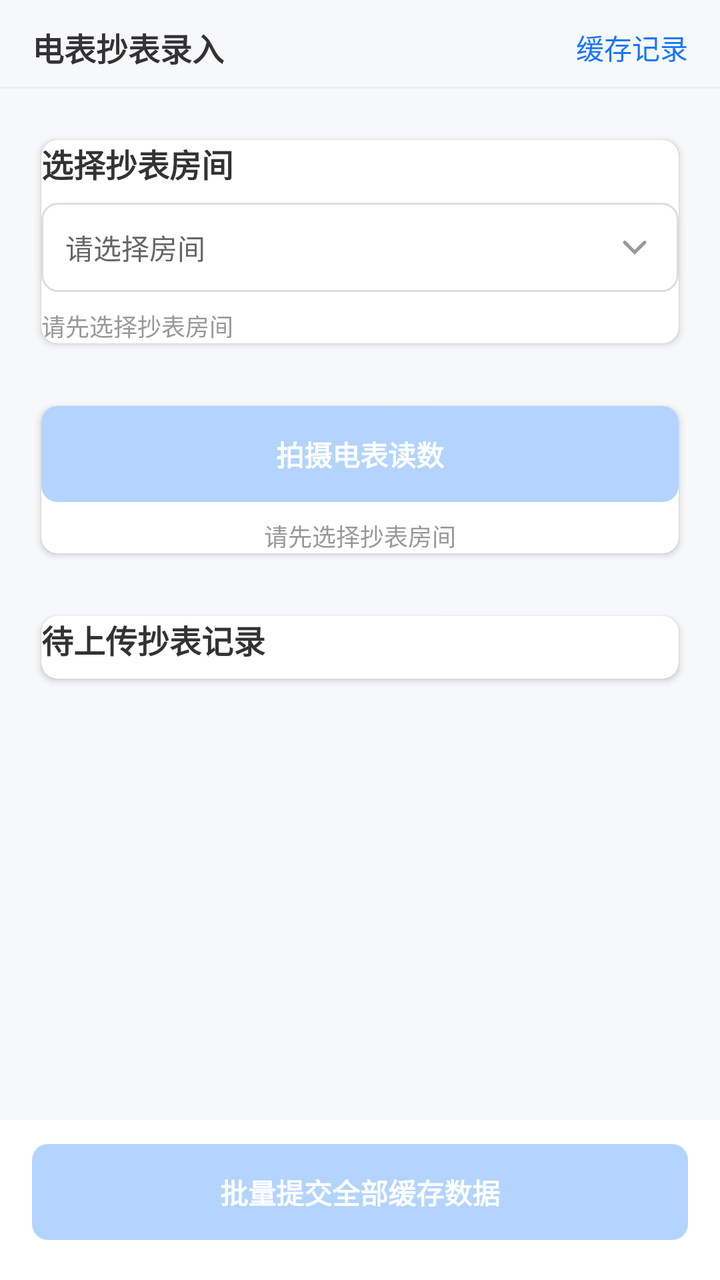
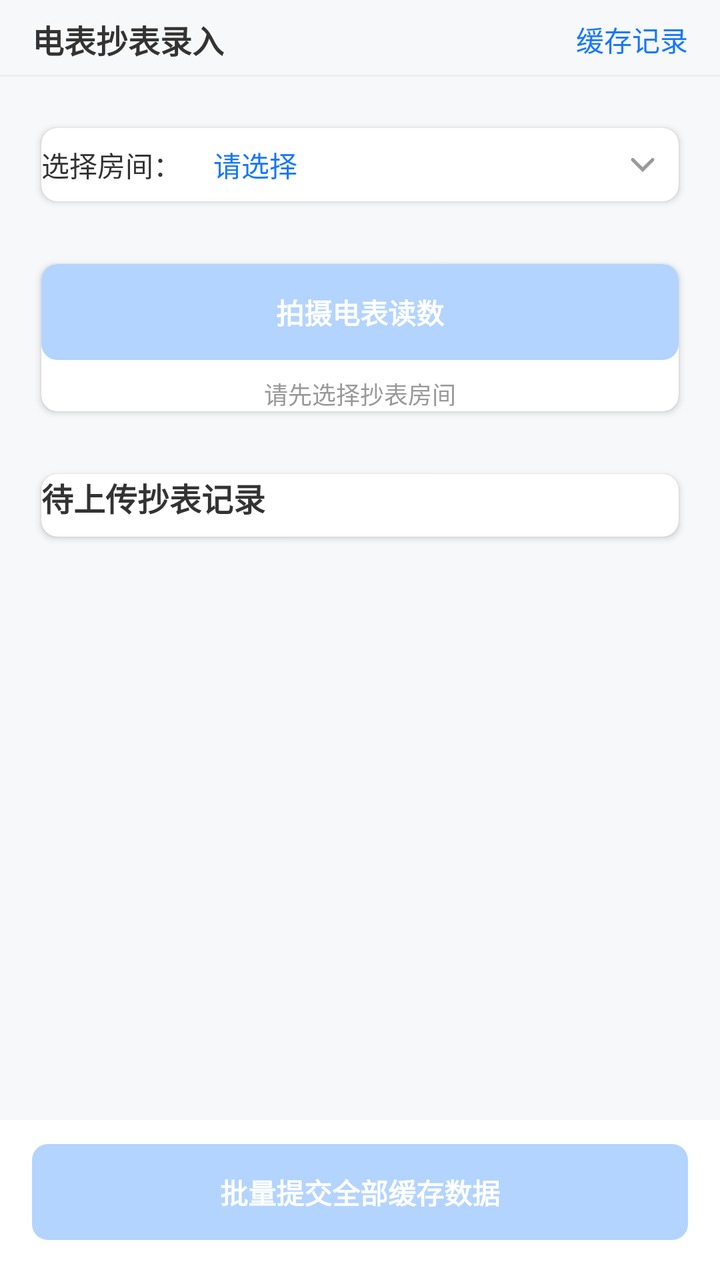

Before-and-after screenshots of an Android layout around one commit, followed by the original layout XML and the change that was made.
<!-- AndroidManifest.xml: application theme Theme.AppCompat.Light -->
<!-- res/layout/fragment_meter_input.xml -->
<?xml version="1.0" encoding="utf-8"?>
<LinearLayout xmlns:android="http://schemas.android.com/apk/res/android"
    xmlns:app="http://schemas.android.com/apk/res-auto"
    android:layout_width="match_parent"
    android:layout_height="match_parent"
    android:orientation="vertical"
    android:background="@color/bg_page">

    
    <FrameLayout
        android:layout_width="match_parent"
        android:layout_height="wrap_content"
        android:paddingStart="@dimen/padding_page"
        android:paddingEnd="@dimen/padding_page"
        android:paddingTop="12dp"
        android:paddingBottom="8dp"
        android:background="@color/bg_page">

        <TextView
            android:layout_width="wrap_content"
            android:layout_height="wrap_content"
            android:layout_gravity="center_vertical"
            android:text="电表抄表录入"
            style="@style/TextTitle" />

        <TextView
            android:id="@+id/btn_cached"
            android:layout_width="wrap_content"
            android:layout_height="wrap_content"
            android:layout_gravity="center_vertical|end"
            android:text="缓存记录"
            android:textColor="@color/primary_blue"
            android:textSize="14sp" />

    </FrameLayout>

    <View
        android:layout_width="match_parent"
        android:layout_height="1dp"
        android:background="@color/divider" />

    
    <ScrollView
        android:layout_width="match_parent"
        android:layout_height="0dp"
        android:layout_weight="1"
        android:paddingStart="@dimen/padding_page"
        android:paddingEnd="@dimen/padding_page"
        android:paddingTop="@dimen/space_card_vertical">

        <LinearLayout
            android:layout_width="match_parent"
            android:layout_height="wrap_content"
            android:orientation="vertical">

            
            <androidx.cardview.widget.CardView
                android:layout_width="match_parent"
                android:layout_height="wrap_content"
                style="@style/CardStyle"
                android:layout_marginBottom="@dimen/space_card_vertical">

                <LinearLayout
                    android:layout_width="match_parent"
                    android:layout_height="wrap_content"
                    android:orientation="vertical">

                    <TextView
                        android:layout_width="wrap_content"
                        android:layout_height="wrap_content"
                        android:text="选择抄表房间"
                        style="@style/TextTitle"
                        android:layout_marginBottom="@dimen/space_small" />

                    <TextView
                        android:id="@+id/tv_selected_room"
                        android:layout_width="match_parent"
                        android:layout_height="wrap_content"
                        android:text="请选择房间"
                        style="@style/TextBody"
                        android:padding="12dp"
                        android:background="@drawable/bg_input"
                        android:drawableEnd="@drawable/ic_arrow_down"
                        android:drawablePadding="8dp" />

                    <TextView
                        android:id="@+id/tv_room_hint"
                        android:layout_width="wrap_content"
                        android:layout_height="wrap_content"
                        android:text="请先选择抄表房间"
                        style="@style/TextSmall"
                        android:layout_marginTop="@dimen/space_small" />

                </LinearLayout>
            </androidx.cardview.widget.CardView>

            
            <androidx.cardview.widget.CardView
                android:layout_width="match_parent"
                android:layout_height="wrap_content"
                style="@style/CardStyle"
                android:layout_marginBottom="@dimen/space_card_vertical">

                <LinearLayout
                    android:layout_width="match_parent"
                    android:layout_height="wrap_content"
                    android:orientation="vertical"
                    android:gravity="center">

                    <Button
                        android:id="@+id/btn_take_photo"
                        android:layout_width="match_parent"
                        android:layout_height="@dimen/height_button_large"
                        android:text="拍摄电表读数"
                        style="@style/ButtonPrimary"
                        android:enabled="false" />

                    <TextView
                        android:id="@+id/tv_photo_hint"
                        android:layout_width="wrap_content"
                        android:layout_height="wrap_content"
                        android:text="请先选择抄表房间"
                        style="@style/TextSmall"
                        android:layout_marginTop="@dimen/space_small" />

                </LinearLayout>
            </androidx.cardview.widget.CardView>

            
            <androidx.cardview.widget.CardView
                android:layout_width="match_parent"
                android:layout_height="wrap_content"
                style="@style/CardStyle"
                android:layout_marginBottom="80dp">

                <LinearLayout
                    android:layout_width="match_parent"
                    android:layout_height="wrap_content"
                    android:orientation="vertical">

                    <TextView
                        android:layout_width="wrap_content"
                        android:layout_height="wrap_content"
                        android:text="待上传抄表记录"
                        style="@style/TextTitle"
                        android:layout_marginBottom="@dimen/space_small" />

                    <androidx.recyclerview.widget.RecyclerView
                        android:id="@+id/rv_cached"
                        android:layout_width="match_parent"
                        android:layout_height="wrap_content"
                        android:nestedScrollingEnabled="false" />

                    <TextView
                        android:id="@+id/tv_empty_cached"
                        android:layout_width="match_parent"
                        android:layout_height="wrap_content"
                        android:text="暂无缓存抄表数据，点击上方按钮拍摄电表录入"
                        style="@style/TextSmall"
                        android:gravity="center"
                        android:paddingVertical="20dp"
                        android:visibility="gone" />

                </LinearLayout>
            </androidx.cardview.widget.CardView>

        </LinearLayout>
    </ScrollView>

    
    <FrameLayout
        android:layout_width="match_parent"
        android:layout_height="wrap_content"
        android:paddingStart="@dimen/padding_page"
        android:paddingEnd="@dimen/padding_page"
        android:paddingTop="12dp"
        android:paddingBottom="20dp"
        android:background="@color/bg_card">

        <Button
            android:id="@+id/btn_submit_all"
            android:layout_width="match_parent"
            android:layout_height="@dimen/height_button_large"
            android:text="批量提交全部缓存数据"
            style="@style/ButtonPrimary"
            android:enabled="false" />

        <TextView
            android:id="@+id/tv_network_hint"
            android:layout_width="match_parent"
            android:layout_height="wrap_content"
            android:layout_gravity="bottom"
            android:text="当前无网络，数据已本地缓存"
            style="@style/TextSmall"
            android:gravity="center"
            android:paddingTop="8dp"
            android:visibility="gone" />

    </FrameLayout>

</LinearLayout>
<!-- resources referenced by this layout -->
<resources>
  <color name="bg_card">#FFFFFF</color>
  <color name="bg_page">#F7F8FA</color>
  <color name="divider">#EEEEEE</color>
  <color name="primary_blue">#1677FF</color>
  <dimen name="height_button_large">48dp</dimen>
  <dimen name="padding_page">16dp</dimen>
  <dimen name="space_card_vertical">20dp</dimen>
  <dimen name="space_small">8dp</dimen>
  <!-- drawable bg_input (drawable) -->
  <?xml version="1.0" encoding="utf-8"?>
  <shape xmlns:android="http://schemas.android.com/apk/res/android">
      <stroke android:width="1dp" android:color="#DDDDDD" />
      <solid android:color="@color/bg_card" />
      <corners android:radius="8dp" />
  </shape>
  <!-- drawable ic_arrow_down (drawable) -->
  <?xml version="1.0" encoding="utf-8"?>
  <vector xmlns:android="http://schemas.android.com/apk/res/android"
      android:width="20dp"
      android:height="20dp"
      android:viewportWidth="24"
      android:viewportHeight="24">
      <path
          android:strokeColor="#999999"
          android:strokeWidth="2"
          android:fillColor="#00000000"
          android:strokeLineCap="round"
          android:pathData="M6 9L12 15L18 9" />
  </vector>
  <style name="CardStyle">
          <item name="android:background">@drawable/bg_card</item>
          <item name="android:elevation">2dp</item>
          <item name="android:padding">@dimen/padding_card</item>
          <item name="cardCornerRadius">@dimen/radius_card</item>
          <item name="cardPreventCornerOverlap">true</item>
          <item name="cardUseCompatPadding">true</item>
      </style>
  <style name="TextBody">
          <item name="android:textSize">@dimen/text_body</item>
          <item name="android:textColor">@color/text_secondary</item>
      </style>
  <style name="TextSmall">
          <item name="android:textSize">@dimen/text_small</item>
          <item name="android:textColor">@color/text_hint</item>
      </style>
  <style name="TextTitle">
          <item name="android:textSize">@dimen/text_title</item>
          <item name="android:textStyle">bold</item>
          <item name="android:textColor">@color/text_primary</item>
      </style>
  <!-- drawable bg_button_primary (drawable) -->
  <?xml version="1.0" encoding="utf-8"?>
  <selector xmlns:android="http://schemas.android.com/apk/res/android">
      <item android:state_enabled="false">
          <shape>
              <solid android:color="#B3D4FF" />
              <corners android:radius="@dimen/radius_button" />
          </shape>
      </item>
      <item android:state_pressed="true">
          <shape>
              <solid android:color="#096DD9" />
              <corners android:radius="@dimen/radius_button" />
          </shape>
      </item>
      <item>
          <shape>
              <solid android:color="@color/primary_blue" />
              <corners android:radius="@dimen/radius_button" />
          </shape>
      </item>
  </selector>
  <dimen name="text_body">14sp</dimen>
  <dimen name="padding_button_h">16dp</dimen>
  <dimen name="padding_button_v">12dp</dimen>
  <dimen name="height_button_normal">40dp</dimen>
  <!-- drawable bg_card (drawable) -->
  <?xml version="1.0" encoding="utf-8"?>
  <shape xmlns:android="http://schemas.android.com/apk/res/android">
      <solid android:color="@color/bg_card" />
      <corners android:radius="@dimen/radius_card" />
  </shape>
  <dimen name="padding_card">16dp</dimen>
  <dimen name="radius_card">8dp</dimen>
  <color name="text_secondary">#666666</color>
  <dimen name="text_small">12sp</dimen>
  <color name="text_hint">#999999</color>
  <dimen name="text_title">16sp</dimen>
  <color name="text_primary">#333333</color>
  <dimen name="radius_button">8dp</dimen>
  <!-- unchanged entries left out for length: 1 -->
</resources>

<!-- the commit's change to res/layout/fragment_meter_input.xml (unified diff, before → after) -->
@@ -12,8 +12,8 @@
         android:layout_height="wrap_content"
         android:paddingStart="@dimen/padding_page"
         android:paddingEnd="@dimen/padding_page"
-        android:paddingTop="12dp"
-        android:paddingBottom="8dp"
+        android:paddingTop="8dp"
+        android:paddingBottom="6dp"
         android:background="@color/bg_page">
 
         <TextView
@@ -63,33 +63,28 @@
                 <LinearLayout
                     android:layout_width="match_parent"
                     android:layout_height="wrap_content"
-                    android:orientation="vertical">
+                    android:orientation="horizontal"
+                    android:gravity="center_vertical">
 
                     <TextView
                         android:layout_width="wrap_content"
                         android:layout_height="wrap_content"
-                        android:text="选择抄表房间"
-                        style="@style/TextTitle"
-                        android:layout_marginBottom="@dimen/space_small" />
+                        android:text="选择房间："
+                        style="@style/TextBody"
+                        android:textColor="@color/text_primary" />
 
                     <TextView
                         android:id="@+id/tv_selected_room"
-                        android:layout_width="match_parent"
+                        android:layout_width="0dp"
                         android:layout_height="wrap_content"
-                        android:text="请选择房间"
+                        android:layout_weight="1"
+                        android:text="请选择"
                         style="@style/TextBody"
-                        android:padding="12dp"
-                        android:background="@drawable/bg_input"
+                        android:textColor="@color/primary_blue"
+                        android:padding="8dp"
                         android:drawableEnd="@drawable/ic_arrow_down"
-                        android:drawablePadding="8dp" />
-
-                    <TextView
-                        android:id="@+id/tv_room_hint"
-                        android:layout_width="wrap_content"
-                        android:layout_height="wrap_content"
-                        android:text="请先选择抄表房间"
-                        style="@style/TextSmall"
-                        android:layout_marginTop="@dimen/space_small" />
+                        android:drawablePadding="4dp"
+                        android:layout_marginStart="8dp" />
 
                 </LinearLayout>
             </androidx.cardview.widget.CardView>
@@ -122,7 +117,6 @@
                         android:text="请先选择抄表房间"
                         style="@style/TextSmall"
                         android:layout_marginTop="@dimen/space_small" />
-
                 </LinearLayout>
             </androidx.cardview.widget.CardView>
 
<!-- resource entries referenced after the edit -->
@@ -8,13 +8,6 @@
   <dimen name="padding_page">16dp</dimen>
   <dimen name="space_card_vertical">20dp</dimen>
   <dimen name="space_small">8dp</dimen>
-  <!-- drawable bg_input (drawable) -->
-  <?xml version="1.0" encoding="utf-8"?>
-  <shape xmlns:android="http://schemas.android.com/apk/res/android">
-      <stroke android:width="1dp" android:color="#DDDDDD" />
-      <solid android:color="@color/bg_card" />
-      <corners android:radius="8dp" />
-  </shape>
   <!-- drawable ic_arrow_down (drawable) -->
   <?xml version="1.0" encoding="utf-8"?>
   <vector xmlns:android="http://schemas.android.com/apk/res/android"
